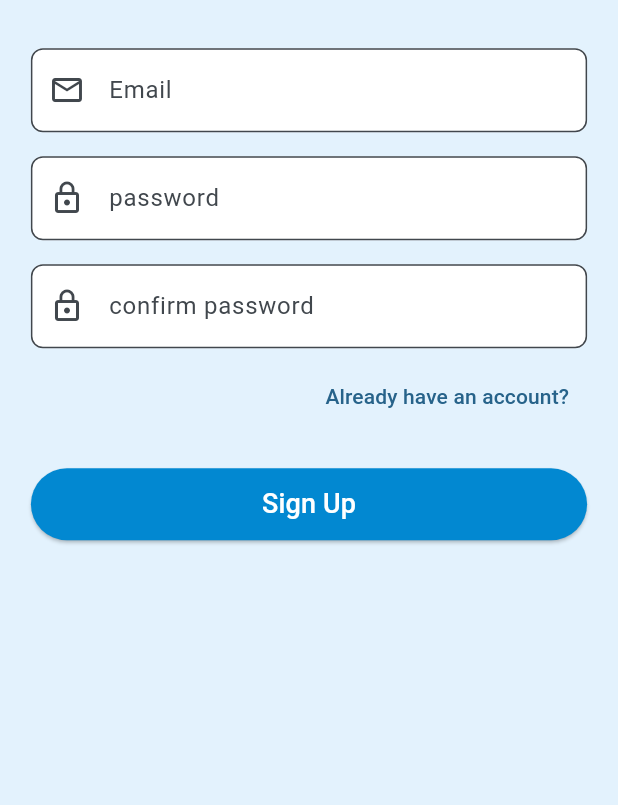
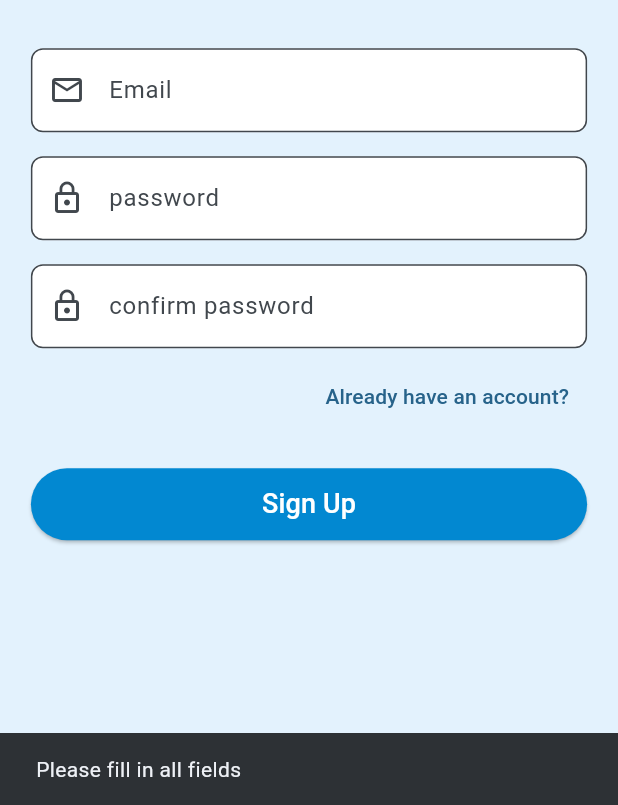
Before and after one commit to SuSanShweYeeBo2002/au_connect, a Flutter app: the SignUpPage screen opened by its route, after a tap on "Sign Up", on a phone screen of 412 x 824 dp, the part 431-1236 px from its top. Run offline on Flutter 3.47's test engine with Material 3 defaults, Android fonts, the phone set to English and light mode, and no system bars.

Commit message:
integrate signup api

```diff
--- a/lib/screens/signup_page.dart
+++ b/lib/screens/signup_page.dart
@@ -1,6 +1,89 @@
 import 'package:flutter/material.dart';
+import 'package:http/http.dart' as http;
+import 'dart:convert';
 
-class SignUpPage extends StatelessWidget {
+class SignUpPage extends StatefulWidget {
+  @override
+  _SignUpPageState createState() => _SignUpPageState();
+}
+
+class _SignUpPageState extends State<SignUpPage> {
+  final TextEditingController _emailController = TextEditingController();
+  final TextEditingController _passwordController = TextEditingController();
+  final TextEditingController _confirmPasswordController =
+      TextEditingController();
+  bool _isLoading = false;
+
+  Future<void> _signUp() async {
+    if (_emailController.text.isEmpty || _passwordController.text.isEmpty) {
+      if (mounted) {
+        ScaffoldMessenger.of(
+          context,
+        ).showSnackBar(SnackBar(content: Text('Please fill in all fields')));
+      }
+      return;
+    }
+
+    if (_passwordController.text != _confirmPasswordController.text) {
+      if (mounted) {
+        ScaffoldMessenger.of(
+          context,
+        ).showSnackBar(SnackBar(content: Text('Passwords do not match')));
+      }
+      return;
+    }
+
+    setState(() {
+      _isLoading = true;
+    });
+
+    try {
+      final response = await http.post(
+        Uri.parse('http://localhost:8383/users/signup'),
+        headers: {'Content-Type': 'application/json'},
+        body: json.encode({
+          'email': _emailController.text,
+          'password': _passwordController.text,
+        }),
+      );
+
+      if (mounted) {
+        setState(() {
+          _isLoading = false;
+        });
+
+        if (response.statusCode == 200 || response.statusCode == 201) {
+          ScaffoldMessenger.of(context).showSnackBar(
+            SnackBar(content: Text('Account created successfully!')),
+          );
+          // Navigate to sign in page or home page
+          Navigator.pushNamed(context, '/signin');
+        } else {
+          ScaffoldMessenger.of(context).showSnackBar(
+            SnackBar(content: Text('Sign up failed: ${response.body}')),
+          );
+        }
+      }
+    } catch (e) {
+      if (mounted) {
+        setState(() {
+          _isLoading = false;
+        });
+        ScaffoldMessenger.of(
+          context,
+        ).showSnackBar(SnackBar(content: Text('Network error: $e')));
+      }
+    }
+  }
+
+  @override
+  void dispose() {
+    _emailController.dispose();
+    _passwordController.dispose();
+    _confirmPasswordController.dispose();
+    super.dispose();
+  }
+
   @override
   Widget build(BuildContext context) {
     return Scaffold(
@@ -32,6 +115,7 @@ class SignUpPage extends StatelessWidget {
                       ),
                       SizedBox(height: 32),
                       TextField(
+                        controller: _emailController,
                         decoration: InputDecoration(
                           prefixIcon: Icon(Icons.mail_outline),
                           hintText: 'Email',
@@ -44,6 +128,7 @@ class SignUpPage extends StatelessWidget {
                       ),
                       SizedBox(height: 16),
                       TextField(
+                        controller: _passwordController,
                         decoration: InputDecoration(
                           prefixIcon: Icon(Icons.lock_outline),
                           hintText: 'password',
@@ -57,6 +142,7 @@ class SignUpPage extends StatelessWidget {
                       ),
                       SizedBox(height: 16),
                       TextField(
+                        controller: _confirmPasswordController,
                         decoration: InputDecoration(
                           prefixIcon: Icon(Icons.lock_outline),
                           hintText: 'confirm password',
@@ -91,11 +177,25 @@ class SignUpPage extends StatelessWidget {
                               borderRadius: BorderRadius.circular(24),
                             ),
                           ),
-                          onPressed: () {},
-                          child: Text(
-                            'Sign Up',
-                            style: TextStyle(fontSize: 18, color: Colors.white),
-                          ),
+                          onPressed: _isLoading ? null : _signUp,
+                          child: _isLoading
+                              ? SizedBox(
+                                  width: 20,
+                                  height: 20,
+                                  child: CircularProgressIndicator(
+                                    strokeWidth: 2,
+                                    valueColor: AlwaysStoppedAnimation<Color>(
+                                      Colors.white,
+                                    ),
+                                  ),
+                                )
+                              : Text(
+                                  'Sign Up',
+                                  style: TextStyle(
+                                    fontSize: 18,
+                                    color: Colors.white,
+                                  ),
+                                ),
                         ),
                       ),
                     ],
--- a/pubspec.yaml
+++ b/pubspec.yaml
@@ -32,6 +32,7 @@ dependencies:
     sdk: flutter
 
   cupertino_icons: ^1.0.8
+  http: ^1.2.0
 
 dev_dependencies:
   flutter_test:
```
Also changed, not shown: pubspec.lock.
